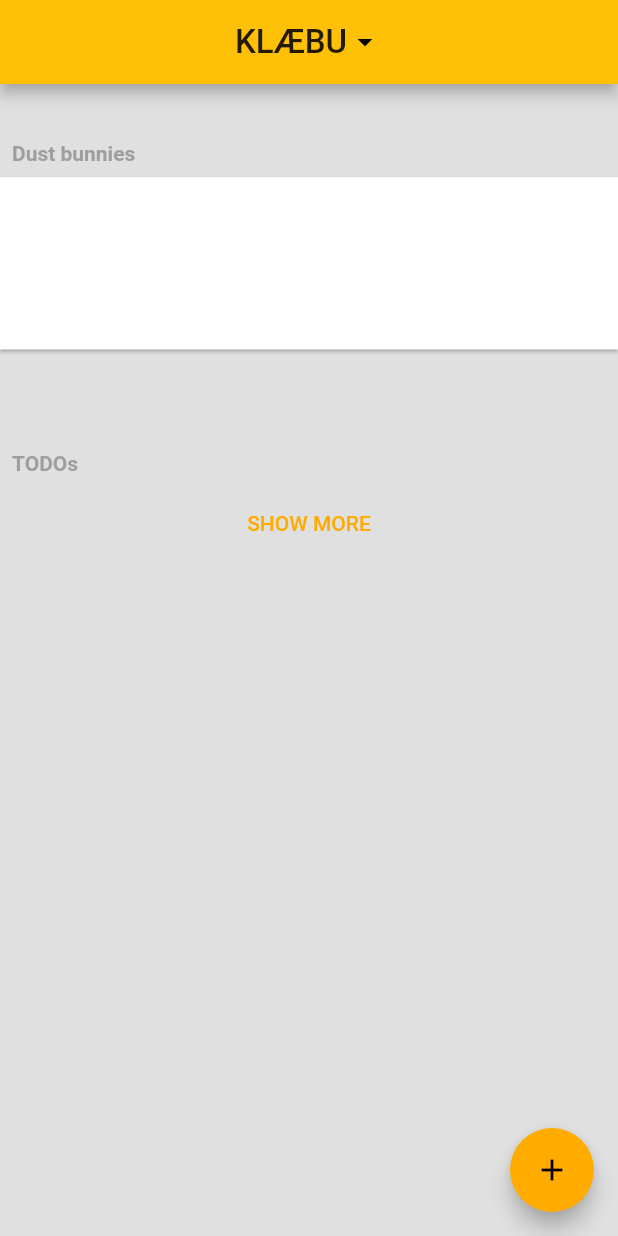
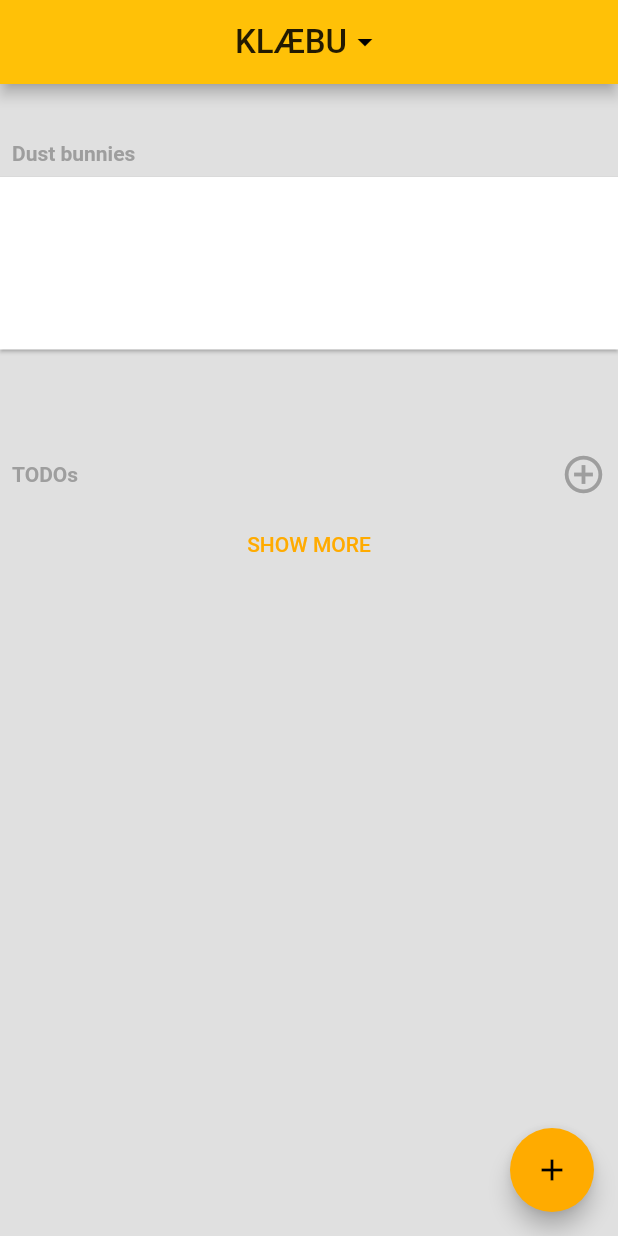
Before and after one commit to nicklasbekkevold/hybelkaninen, a Flutter app: the screen it shows after launch, on a phone screen of 412 x 824 dp. Run offline on Flutter 3.47's test engine with Material 2 defaults, Android fonts, the phone set to English and light mode, and no system bars; our stand-ins replace cloud_firestore; accounts and stored records are empty.

Commit message:
Added header row for tasks

```diff
--- a/lib/screens/home_page/widgets/body_builder/tasks.dart
+++ b/lib/screens/home_page/widgets/body_builder/tasks.dart
@@ -41,7 +41,13 @@ class Tasks extends StatelessWidget {
       children: <Widget>[
         Padding(
           padding: const EdgeInsets.all(8.0),
-          child: Text("TODOs"),
+          child: Row(
+            mainAxisAlignment: MainAxisAlignment.spaceBetween,
+            children: <Widget>[
+              Text("TODOs"),
+              Icon(Icons.add_circle_outline, color: Colors.grey, size: 30.0,)
+            ],
+          ),
         ),
         Card(
           shape: RoundedRectangleBorder(),
```
